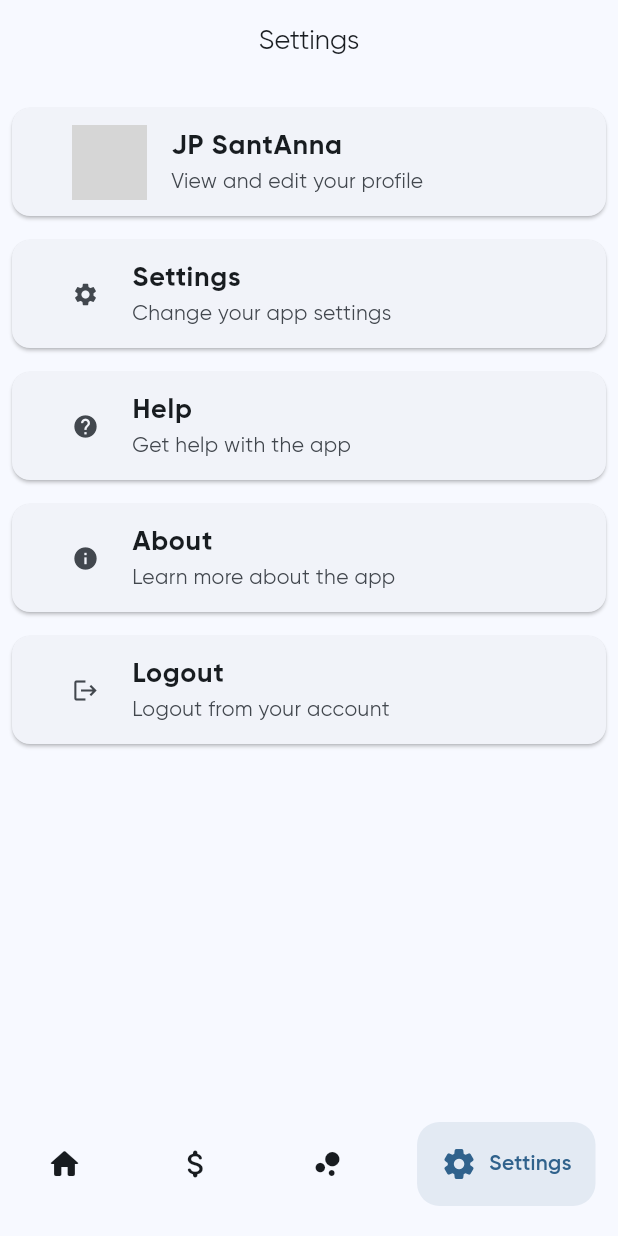
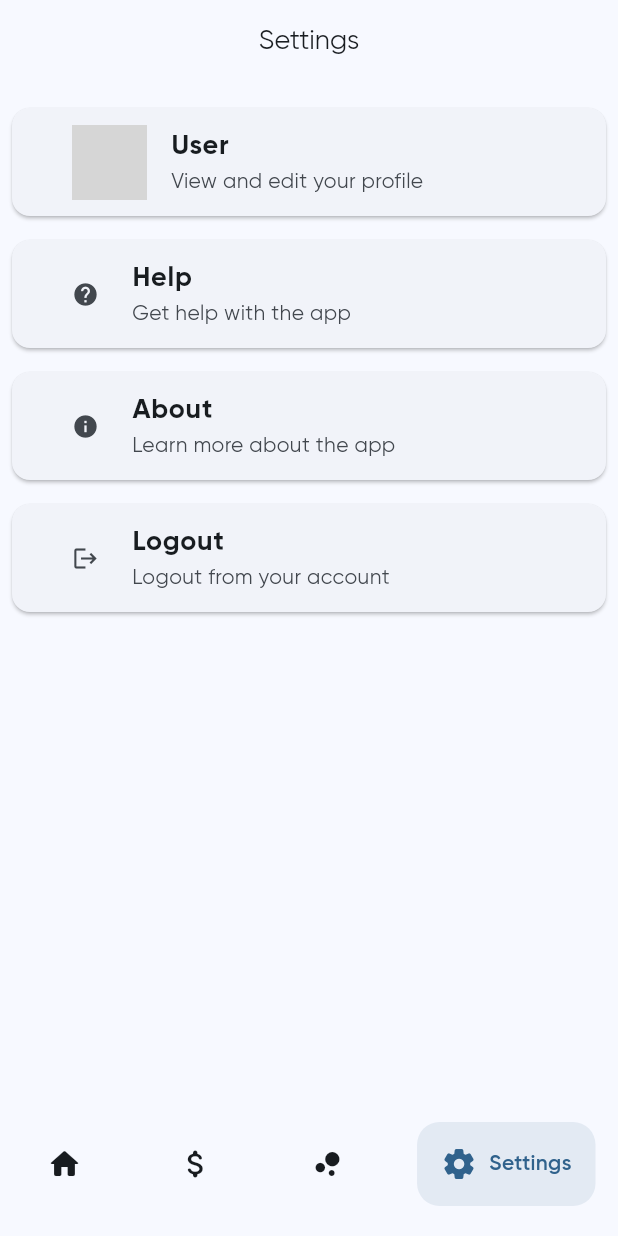
Before and after one commit to uendellmagno/YourFlow.crossplatform, a Flutter app: the screen it shows once a user with an empty profile is signed in, item 4 of the bottom bar chosen, on a phone screen of 412 x 824 dp. Run offline on Flutter 3.47's test engine with Material 3 defaults, Android fonts, the phone set to English and light mode, and no system bars; drawn by our look-alikes of google_nav_bar; our stand-ins replace firebase_analytics, firebase_auth, firebase_core, fl_chart, font_awesome_flutter; accounts and stored records are empty; network calls fail; grey boxes are pictures that could not be loaded.

Commit message:
chore: Refactor logout dialog in SettingsListBuilder

```diff
--- a/lib/services/app_state_core.dart
+++ b/lib/services/app_state_core.dart
@@ -21,7 +21,7 @@ class MyAppState extends ChangeNotifier {
     notifyListeners();
   }
 
-  void fetchUserName() async {
+  Future fetchUserName() async {
     try {
       final api = ApiOps();
       final userInfo = await api.userInfo();
@@ -48,8 +48,9 @@ class MyAppState extends ChangeNotifier {
     _greetingText = "${greetings[index]},\n$_userName!";
   }
 
-  void regenerateGreeting() {
+  Future regenerateGreeting() {
     updateGreeting();
     notifyListeners();
+    return Future.value();
   }
 }
--- a/lib/views/settings/settings_view.dart
+++ b/lib/views/settings/settings_view.dart
@@ -42,21 +42,16 @@ class SettingsListBuilder extends StatelessWidget {
   @override
   Widget build(BuildContext context) {
     final appState = Provider.of<MyAppState>(context);
-    return ListBody(
+    return Column(
+      children: [
+        ListBody(
           children: [
             SettingsCard(
               image: 'https://avatars.githubusercontent.com/u/29775873?v=4',
-          // TODO - Apply api fetch here:
-          title: "JP SantAnna",
+              title: appState.userName,
               subtitle: 'View and edit your profile',
               view: const Text('Profile'),
               tileType: 'profile',
-        ),
-        SettingsCard(
-          title: 'Settings',
-          subtitle: 'Change your app settings',
-          view: const Text('Settings'),
-          tileType: 'settings',
             ),
             SettingsCard(
               title: 'Help',
@@ -76,13 +71,23 @@ class SettingsListBuilder extends StatelessWidget {
                 );
               },
             ),
+          ],
+        ),
         SettingsCard(
           title: 'Logout',
           subtitle: 'Logout from your account',
           view: const Text('Logout'),
           tileType: 'logout',
           tapGesture: () {
-            showDialog(
+            logoutDialog(context, appState);
+          },
+        ),
+      ],
+    );
+  }
+
+  Future<dynamic> logoutDialog(BuildContext context, MyAppState appState) {
+    return showDialog(
       context: context,
       builder: (BuildContext context) {
         return AlertDialog(
@@ -101,15 +106,16 @@ class SettingsListBuilder extends StatelessWidget {
               onPressed: () {
                 Navigator.of(context).pop();
               },
-                      child: const Text('Cancel'),
+              child: Text(
+                'Cancel',
+                style: TextStyle(
+                  color: Theme.of(context).colorScheme.error,
+                ),
+              ),
             ),
           ],
         );
       },
-            );
-          },
-        ),
-      ],
     );
   }
 }
```
Also changed, not shown: lib/views/unauthenticated/login_view.dart (+10 -4 lines). Lines whose indentation alone changed are shown as unchanged.
